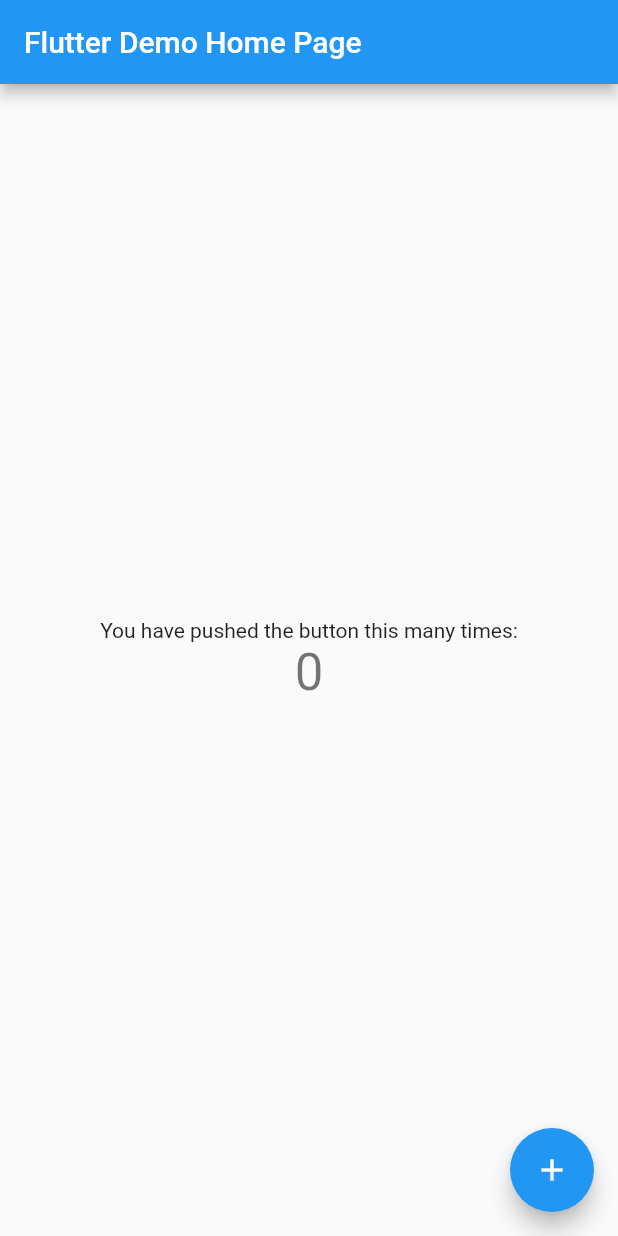
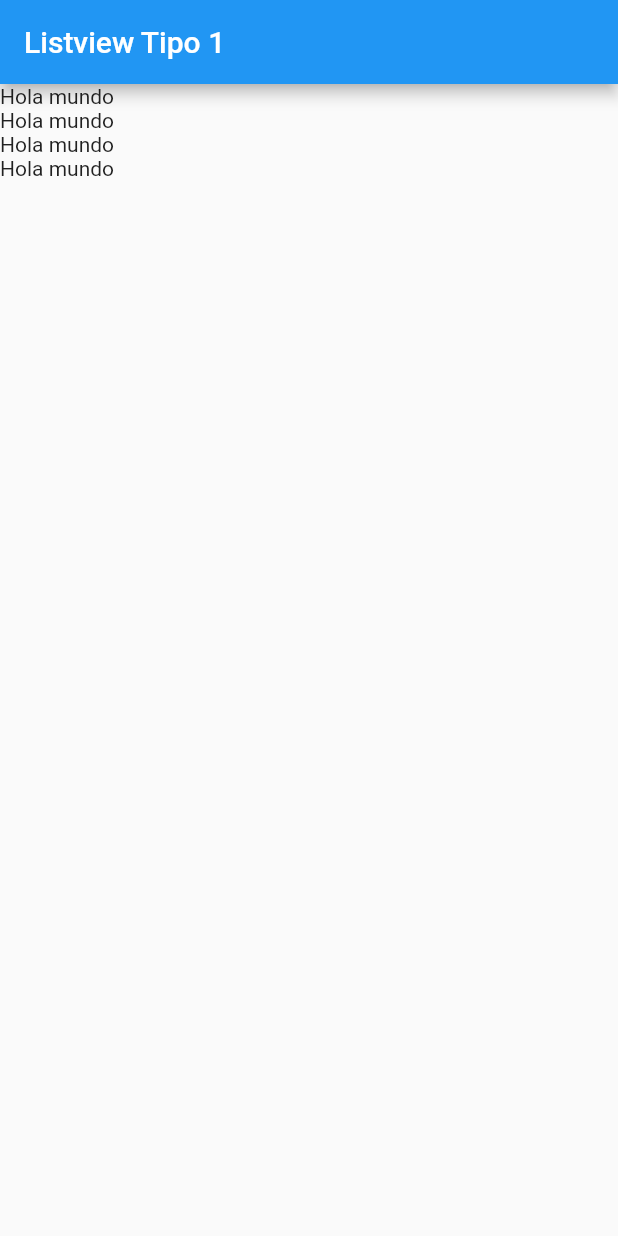
Before and after one commit to AaronMancera/AprenderFlutter, a Flutter app: the screen it shows after launch, on a phone screen of 412 x 824 dp. Run offline on Flutter 3.47's test engine with Material 2 defaults, Android fonts, the phone set to English and light mode, and no system bars.

Commit message:
[ Seccion6 ] Creación de una vista nueva

```diff
--- a/flutter_application_probar_widget/lib/main.dart
+++ b/flutter_application_probar_widget/lib/main.dart
@@ -1,115 +1,19 @@
 import 'package:flutter/material.dart';
+//Pantallas
+import 'package:flutter_application_probar_widget/screens/listview1_screen.dart';
 
-void main() {
-  runApp(const MyApp());
-}
+void main() => runApp(const MyApp());
 
 class MyApp extends StatelessWidget {
   const MyApp({super.key});
 
-  // This widget is the root of your application.
   @override
   Widget build(BuildContext context) {
-    return MaterialApp(
-      title: 'Flutter Demo',
-      theme: ThemeData(
-        // This is the theme of your application.
-        //
-        // Try running your application with "flutter run". You'll see the
-        // application has a blue toolbar. Then, without quitting the app, try
-        // changing the primarySwatch below to Colors.green and then invoke
-        // "hot reload" (press "r" in the console where you ran "flutter run",
-        // or simply save your changes to "hot reload" in a Flutter IDE).
-        // Notice that the counter didn't reset back to zero; the application
-        // is not restarted.
-        primarySwatch: Colors.blue,
-      ),
-      home: const MyHomePage(title: 'Flutter Demo Home Page'),
+    return const MaterialApp(
+      debugShowCheckedModeBanner: false,
+      title: 'Material App',
+      //vista personalizada
+      home: Listview1Screen()
     );
   }
 }
-
-class MyHomePage extends StatefulWidget {
-  const MyHomePage({super.key, required this.title});
-
-  // This widget is the home page of your application. It is stateful, meaning
-  // that it has a State object (defined below) that contains fields that affect
-  // how it looks.
-
-  // This class is the configuration for the state. It holds the values (in this
-  // case the title) provided by the parent (in this case the App widget) and
-  // used by the build method of the State. Fields in a Widget subclass are
-  // always marked "final".
-
-  final String title;
-
-  @override
-  State<MyHomePage> createState() => _MyHomePageState();
-}
-
-class _MyHomePageState extends State<MyHomePage> {
-  int _counter = 0;
-
-  void _incrementCounter() {
-    setState(() {
-      // This call to setState tells the Flutter framework that something has
-      // changed in this State, which causes it to rerun the build method below
-      // so that the display can reflect the updated values. If we changed
-      // _counter without calling setState(), then the build method would not be
-      // called again, and so nothing would appear to happen.
-      _counter++;
-    });
-  }
-
-  @override
-  Widget build(BuildContext context) {
-    // This method is rerun every time setState is called, for instance as done
-    // by the _incrementCounter method above.
-    //
-    // The Flutter framework has been optimized to make rerunning build methods
-    // fast, so that you can just rebuild anything that needs updating rather
-    // than having to individually change instances of widgets.
-    return Scaffold(
-      appBar: AppBar(
-        // Here we take the value from the MyHomePage object that was created by
-        // the App.build method, and use it to set our appbar title.
-        title: Text(widget.title),
-      ),
-      body: Center(
-        // Center is a layout widget. It takes a single child and positions it
-        // in the middle of the parent.
-        child: Column(
-          // Column is also a layout widget. It takes a list of children and
-          // arranges them vertically. By default, it sizes itself to fit its
-          // children horizontally, and tries to be as tall as its parent.
-          //
-          // Invoke "debug painting" (press "p" in the console, choose the
-          // "Toggle Debug Paint" action from the Flutter Inspector in Android
-          // Studio, or the "Toggle Debug Paint" command in Visual Studio Code)
-          // to see the wireframe for each widget.
-          //
-          // Column has various properties to control how it sizes itself and
-          // how it positions its children. Here we use mainAxisAlignment to
-          // center the children vertically; the main axis here is the vertical
-          // axis because Columns are vertical (the cross axis would be
-          // horizontal).
-          mainAxisAlignment: MainAxisAlignment.center,
-          children: <Widget>[
-            const Text(
-              'You have pushed the button this many times:',
-            ),
-            Text(
-              '$_counter',
-              style: Theme.of(context).textTheme.headlineMedium,
-            ),
-          ],
-        ),
-      ),
-      floatingActionButton: FloatingActionButton(
-        onPressed: _incrementCounter,
-        tooltip: 'Increment',
-        child: const Icon(Icons.add),
-      ), // This trailing comma makes auto-formatting nicer for build methods.
-    );
-  }
-}
--- /dev/null
+++ b/flutter_application_probar_widget/lib/screens/listview1_screen.dart
@@ -0,0 +1,22 @@
+import 'package:flutter/material.dart';
+
+class Listview1Screen extends StatelessWidget {
+  const Listview1Screen({Key? key}) : super(key: key);
+
+  @override
+  Widget build(BuildContext context) {
+    return Scaffold(
+      appBar: AppBar(
+        title: const Text("Listview Tipo 1"),
+      ),
+      body:ListView(
+        children: [
+          Text("Hola mundo"),
+          Text("Hola mundo"),
+          Text("Hola mundo"),
+          Text("Hola mundo"),
+        ],
+      )
+    );
+  }
+}
```
